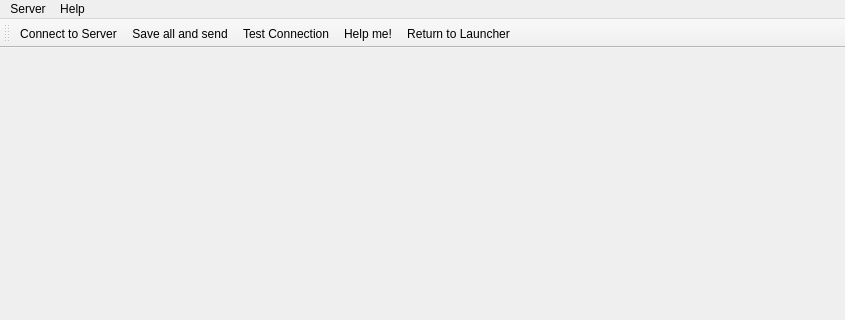
This is Sources/App/StudentClient/studentclient.ui in timattt/Cognitia-II as Qt 5 draws it before an edit; both pictures show x 0 to 845 and y 0 to 320 of the 845 by 563 pixel window. The edited form follows.
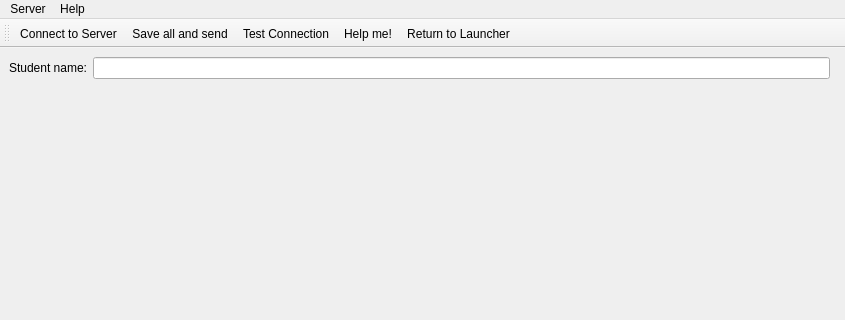
This is the edited form. Custom widgets are drawn as their Qt base class.

Commit message: StudentClient | Feature | Flower

```diff
--- a/Sources/App/StudentClient/studentclient.ui
+++ b/Sources/App/StudentClient/studentclient.ui
@@ -13,7 +13,47 @@
   <property name="windowTitle">
    <string>MainWindow</string>
   </property>
-  <widget class="QWidget" name="centralwidget"/>
+  <widget class="QWidget" name="centralwidget">
+   <layout class="QHBoxLayout" name="horizontalLayout">
+    <item>
+     <layout class="QVBoxLayout" name="verticalLayout">
+      <item>
+       <layout class="QFormLayout" name="formLayout">
+        <item row="0" column="0">
+         <widget class="QLabel" name="studentNameLabel">
+          <property name="text">
+           <string>Student name:</string>
+          </property>
+         </widget>
+        </item>
+        <item row="0" column="1">
+         <widget class="QLineEdit" name="studentNameField"/>
+        </item>
+       </layout>
+      </item>
+      <item>
+       <spacer name="verticalSpacer">
+        <property name="orientation">
+         <enum>Qt::Vertical</enum>
+        </property>
+        <property name="sizeHint" stdset="0">
+         <size>
+          <width>20</width>
+          <height>40</height>
+         </size>
+        </property>
+       </spacer>
+      </item>
+      <item>
+       <widget class="SkillsFlower" name="flower" native="true"/>
+      </item>
+     </layout>
+    </item>
+    <item>
+     <widget class="CourseUnitViewer" name="courseUnitViewer" native="true"/>
+    </item>
+   </layout>
+  </widget>
   <widget class="QMenuBar" name="menubar">
    <property name="geometry">
     <rect>
@@ -84,6 +124,20 @@
    </property>
   </action>
  </widget>
+ <customwidgets>
+  <customwidget>
+   <class>CourseUnitViewer</class>
+   <extends>QWidget</extends>
+   <header>CourseUnitViewer/courseunitviewer.h</header>
+   <container>1</container>
+  </customwidget>
+  <customwidget>
+   <class>SkillsFlower</class>
+   <extends>QWidget</extends>
+   <header>SkillsFlower/skillsflower.h</header>
+   <container>1</container>
+  </customwidget>
+ </customwidgets>
  <resources/>
  <connections/>
 </ui>
```
The commit also changes 22 other files.
